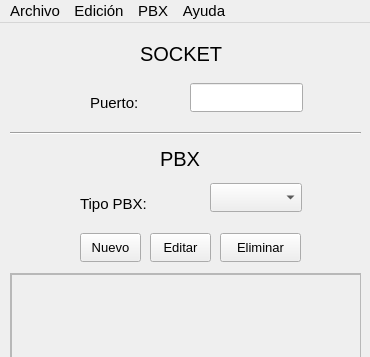
Old version of the form Desktop/GUIDesktop.ui in the repository vialrogo/pbx-viewer; both pictures show x 0 to 370 and y 0 to 357 of the 370 by 522 pixel window.
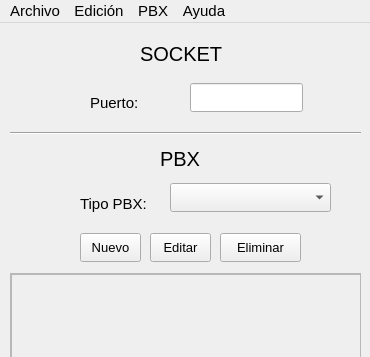
New version of the form.

The edit to the form file:
```diff
--- a/Desktop/GUIDesktop.ui
+++ b/Desktop/GUIDesktop.ui
@@ -10,6 +10,18 @@
     <height>522</height>
    </rect>
   </property>
+  <property name="minimumSize">
+   <size>
+    <width>370</width>
+    <height>522</height>
+   </size>
+  </property>
+  <property name="maximumSize">
+   <size>
+    <width>370</width>
+    <height>522</height>
+   </size>
+  </property>
   <property name="font">
    <font>
     <pointsize>11</pointsize>
@@ -110,9 +122,9 @@
    <widget class="QComboBox" name="comboB_pbxs">
     <property name="geometry">
      <rect>
-      <x>210</x>
+      <x>170</x>
       <y>160</y>
-      <width>92</width>
+      <width>161</width>
       <height>29</height>
      </rect>
     </property>
```
Left out of the diff: 4 changed lines with no effect on the pictures.
